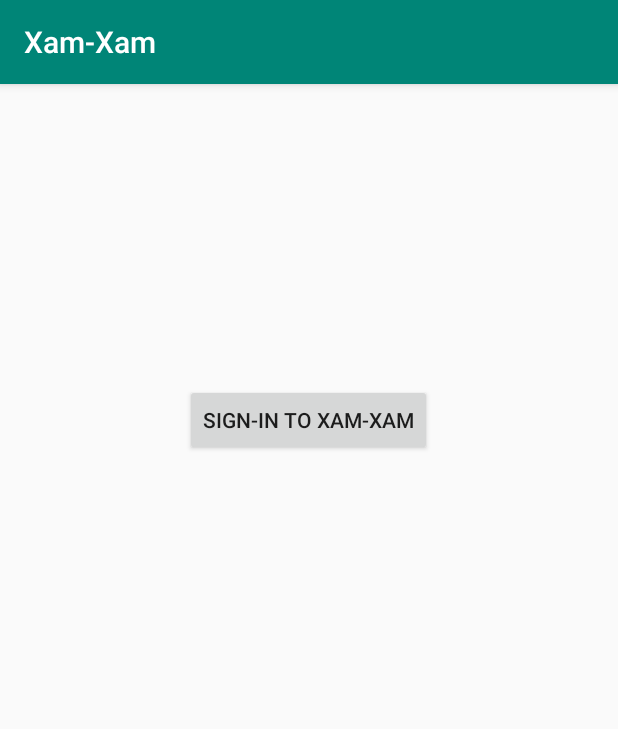
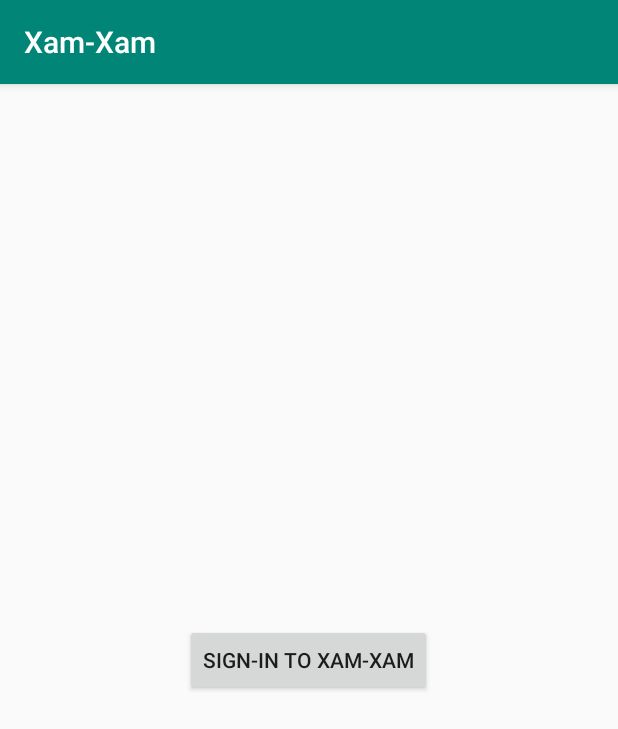
Before and after one commit to mich2000/xamxam, an Android app: the screen it shows after launch (MainActivity), on a phone screen of 412 x 824 dp. Shown: the top 729 px of the screen. Run offline under Robolectric (Android 15) with nearby library versions, the light colour scheme and no system bars; our stand-ins replace Firebase (no records; nobody signed in at launch, a user with empty details on screens opened directly); libraries missing offline, so code that uses them is left out: com.firebase.ui.

Commit message:
werken aan een paar issues

```diff
--- a/be.android.firebase.xamxam/app/src/main/java/be/android/firebase/xamxam/business/ProductUnit.kt
+++ b/be.android.firebase.xamxam/app/src/main/java/be/android/firebase/xamxam/business/ProductUnit.kt
@@ -71,5 +71,5 @@ fun isOverDate(productUnit: ProductUnit):Int{
         return "${TimeUnit.DAYS.convert(daysLeft, TimeUnit.DAYS)} days left"
     }
 
-    override fun toString(): String = "$hoeveelheid $name"
+    override fun toString(): String = "#$hoeveelheid - $name"
 }
--- a/be.android.firebase.xamxam/app/src/main/java/be/android/firebase/xamxam/business/Storage.kt
+++ b/be.android.firebase.xamxam/app/src/main/java/be/android/firebase/xamxam/business/Storage.kt
@@ -18,7 +18,7 @@ data class Storage(var name:String = "", var productUnitList:ArrayList<ProductUn
      * **/
     fun statistics():StatisticsStorage{
         if(productUnitList.size == 0){
-            return StatisticsStorage("Statistics storage $name",0,"There are no products","There are no products")
+            return StatisticsStorage("Overview $name",0,"There are no products","There are no products")
         }
         var minDate: LocalDate = LocalDate.now()
         var maxDate: LocalDate = LocalDate.now()
--- a/be.android.firebase.xamxam/app/src/main/java/be/android/firebase/xamxam/classes/Handy.kt
+++ b/be.android.firebase.xamxam/app/src/main/java/be/android/firebase/xamxam/classes/Handy.kt
@@ -200,6 +200,5 @@ class Handy {
                 if(long) Snackbar.LENGTH_LONG else Snackbar.LENGTH_SHORT)
                 .setAction("Ok") { action() }
                 .show()
-
     }
 }
--- a/be.android.firebase.xamxam/app/src/main/java/be/android/firebase/xamxam/classes/Notifier.kt
+++ b/be.android.firebase.xamxam/app/src/main/java/be/android/firebase/xamxam/classes/Notifier.kt
@@ -14,9 +14,6 @@ import be.android.firebase.xamxam.R
  * link for notifications: https://developer.android.com/training/notify-user/build-notification
  * **/
 data class Notifier(val context: Context, val DEFAULT_CHANNEL_ID:String, val DEFAULT_CHANNEL_NAME:String) {
-    companion object{
-    }
-
     private val notifier: NotificationChannel =
         NotificationChannel(DEFAULT_CHANNEL_ID, DEFAULT_CHANNEL_NAME,
             NotificationManager.IMPORTANCE_DEFAULT)
--- a/be.android.firebase.xamxam/app/src/main/java/be/android/firebase/xamxam/products/ProductAdapter.kt
+++ b/be.android.firebase.xamxam/app/src/main/java/be/android/firebase/xamxam/products/ProductAdapter.kt
@@ -110,7 +110,7 @@ class ProductAdapter(private val storageName:String):
             when (resultDate) {
                 0 -> Color.GRAY
                 -1 -> Color.RED
-                else -> Color.BLUE
+                else -> Color.parseColor("#008577")
             })
     }
 
--- a/be.android.firebase.xamxam/app/src/main/java/be/android/firebase/xamxam/storages/StorageAdapter.kt
+++ b/be.android.firebase.xamxam/app/src/main/java/be/android/firebase/xamxam/storages/StorageAdapter.kt
@@ -58,7 +58,7 @@ class StorageAdapter(storages:ArrayList<Storage>): RecyclerView.Adapter<StorageA
         if(storage.containsBadProducts()){
             holder.txtStorage!!.setTextColor(Color.RED)
         }else{
-            holder.txtStorage!!.setTextColor(Color.GREEN)
+            holder.txtStorage!!.setTextColor(Color.parseColor("#008577"))
         }
     }
 }
--- a/be.android.firebase.xamxam/app/src/main/java/be/android/firebase/xamxam/storages/StorageService.kt
+++ b/be.android.firebase.xamxam/app/src/main/java/be/android/firebase/xamxam/storages/StorageService.kt
@@ -36,8 +36,6 @@ class StorageService: JobIntentService() {
                 if(shownText != "")
                     notifier!!.show("Storages where bad products are",shownText)
             }
-        } else {
-            Log.d("xam is empty","xam is empty")
         }
     }
 }
--- a/be.android.firebase.xamxam/app/src/main/res/layout/fragment_auth.xml
+++ b/be.android.firebase.xamxam/app/src/main/res/layout/fragment_auth.xml
@@ -1,17 +1,13 @@
 <?xml version="1.0" encoding="utf-8"?>
-<LinearLayout xmlns:android="http://schemas.android.com/apk/res/android"
+<RelativeLayout xmlns:android="http://schemas.android.com/apk/res/android"
     xmlns:tools="http://schemas.android.com/tools"
     android:layout_width="match_parent"
-    android:orientation="vertical"
     android:layout_height="match_parent"
     tools:context=".auth.FragmentAuth">
-
     <Button
         android:layout_width="wrap_content"
         android:layout_height="wrap_content"
+        android:layout_centerInParent="true"
         android:id="@+id/btnSignIn"
-        android:layout_gravity="center"
-        android:layout_marginTop="200dp"
         android:text="@string/SignIn"/>
-
-</LinearLayout>
+</RelativeLayout>
--- a/be.android.firebase.xamxam/app/src/main/res/navigation/nav.xml
+++ b/be.android.firebase.xamxam/app/src/main/res/navigation/nav.xml
@@ -55,8 +55,6 @@
         tools:layout="@layout/fragment_profile" >
         <action
             android:id="@+id/profileToStorage"
-            app:destination="@id/fragmentStorage"
-            app:enterAnim="@anim/fragment_fade_exit"
-            app:exitAnim="@anim/fragment_fade_enter" />
+            app:destination="@id/fragmentStorage" />
     </fragment>
 </navigation>
```
Also changed, not shown: be.android.firebase.xamxam/app/src/main/java/be/android/firebase/xamxam/business/XamUser.kt (+4 -4 lines), be.android.firebase.xamxam/app/src/main/java/be/android/firebase/xamxam/products/Product.kt (+27 -24 lines), be.android.firebase.xamxam/app/src/main/java/be/android/firebase/xamxam/profile/Profile.kt (+2 -7 lines), be.android.firebase.xamxam/app/src/main/java/be/android/firebase/xamxam/storages/FragmentStorage.kt (+24 -11 lines), 5 other files.
